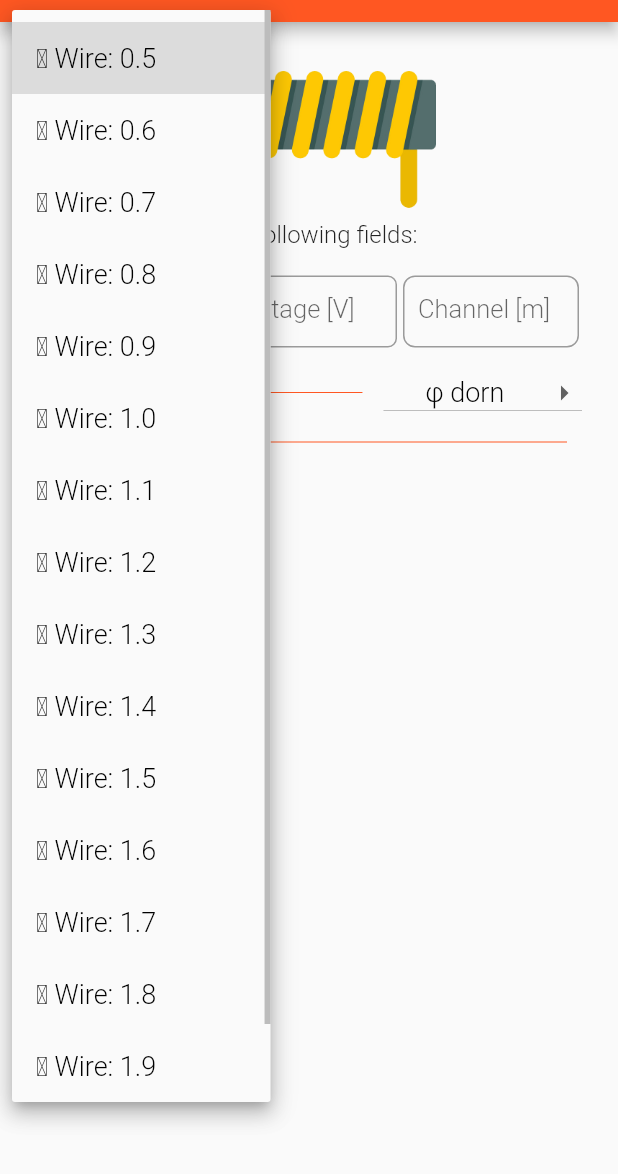
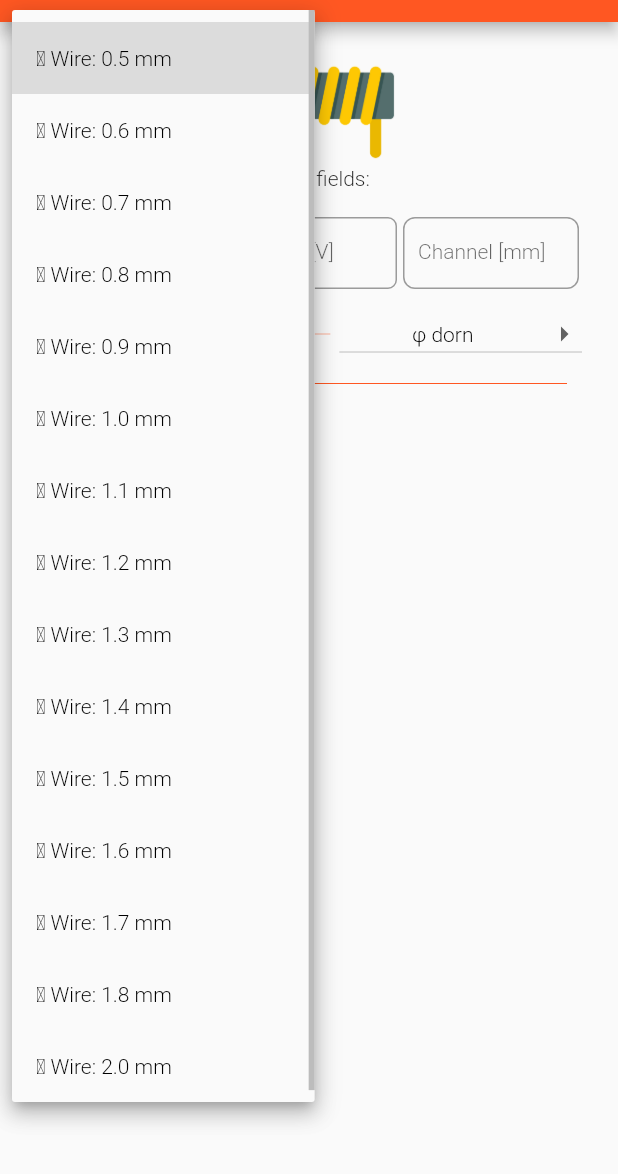
Before and after one commit to david0f/sthe-resistance-calculator, a Flutter app: the screen it shows after launch, after a tap on an icon or button, on a phone screen of 412 x 824 dp, the part 62-1236 px from its top. Run offline on Flutter 3.47's test engine with Material 2 defaults, Android fonts, the phone set to English and light mode, and no system bars; Roboto replaces fonts that are missing (Montserrat, Poppins).

Commit message:
#2 #5 added price row + layout optimizations

```diff
--- a/lib/main.dart
+++ b/lib/main.dart
@@ -32,8 +32,11 @@ class MyApp extends StatelessWidget {
 class DiameterResistanceModel {
   double diameter;
   double resistance;
+  double weight;
+  double surfaceArea;
 
-  DiameterResistanceModel({this.diameter, this.resistance});
+  DiameterResistanceModel(
+      {this.diameter, this.resistance, this.weight, this.surfaceArea});
 }
 
 class MyTextInput extends StatefulWidget {
@@ -58,6 +61,9 @@ class MyTextInputState extends State<MyTextInput> {
   double roundedCoilLength;
 
   double wireStep;
+  double wireStepAndDiameter;
+
+  double surfaceLoad;
 
   double roundFactor;
 
@@ -66,22 +72,21 @@ class MyTextInputState extends State<MyTextInput> {
   var _channelController = TextEditingController();
 
   List<DiameterResistanceModel> _diameterResitanceList = [
-    DiameterResistanceModel(diameter: 0.5, resistance: 6.88),
-    DiameterResistanceModel(diameter: 0.6, resistance: 4.77),
-    DiameterResistanceModel(diameter: 0.7, resistance: 3.51),
-    DiameterResistanceModel(diameter: 0.8, resistance: 2.69),
-    DiameterResistanceModel(diameter: 0.9, resistance: 2.12),
-    DiameterResistanceModel(diameter: 1.0, resistance: 1.72),
-    DiameterResistanceModel(diameter: 1.1, resistance: 1.42),
-    DiameterResistanceModel(diameter: 1.2, resistance: 1.19),
-    DiameterResistanceModel(diameter: 1.3, resistance: 1.02),
-    DiameterResistanceModel(diameter: 1.4, resistance: 0.877),
-    DiameterResistanceModel(diameter: 1.5, resistance: 0.764),
-    DiameterResistanceModel(diameter: 1.6, resistance: 0.671),
-    DiameterResistanceModel(diameter: 1.7, resistance: 0.595),
-    DiameterResistanceModel(diameter: 1.8, resistance: 0.531),
-    DiameterResistanceModel(diameter: 1.9, resistance: 0.430),
-    DiameterResistanceModel(diameter: 2.0, resistance: 0.340),
+    DiameterResistanceModel(diameter: 0.5, resistance: 6.88, weight: 1.42),
+    DiameterResistanceModel(diameter: 0.6, resistance: 4.77, weight: 2.05),
+    DiameterResistanceModel(diameter: 0.7, resistance: 3.51, weight: 2.79),
+    DiameterResistanceModel(diameter: 0.8, resistance: 2.69, weight: 3.64),
+    DiameterResistanceModel(diameter: 0.9, resistance: 2.12, weight: 4.6),
+    DiameterResistanceModel(diameter: 1.0, resistance: 1.72, weight: 5.7),
+    DiameterResistanceModel(diameter: 1.1, resistance: 1.42, weight: 6.9),
+    DiameterResistanceModel(diameter: 1.2, resistance: 1.19, weight: 8.2),
+    DiameterResistanceModel(diameter: 1.3, resistance: 1.02, weight: 9.6),
+    DiameterResistanceModel(diameter: 1.4, resistance: 0.877, weight: 11.2),
+    DiameterResistanceModel(diameter: 1.5, resistance: 0.764, weight: 12.8),
+    DiameterResistanceModel(diameter: 1.6, resistance: 0.671, weight: 14.6),
+    DiameterResistanceModel(diameter: 1.7, resistance: 0.595, weight: 16.5),
+    DiameterResistanceModel(diameter: 1.8, resistance: 0.531, weight: 18.4),
+    DiameterResistanceModel(diameter: 2.0, resistance: 0.430, weight: 22.8),
   ];
 
   @override
@@ -166,15 +171,45 @@ class MyTextInputState extends State<MyTextInput> {
   }
 
   String calcStep() {
-    try{
+    try {
       channel = int.parse(_channelController.text);
-    }
-    catch(e){
-
-    }
+    } catch (e) {}
     if (channel != null && roundedCoilLength != null && channel > 10) {
       wireStep = channel / roundedCoilLength;
       return "Step = " + wireStep.toStringAsFixed(2) + " mm";
+    } else {
+      return "";
+    }
+  }
+
+  String calcStepAndDiameter() {
+    if (wireStep != null) {
+      wireStepAndDiameter = wireStep - desiredDiameter;
+      return "- \u2300 = " + wireStepAndDiameter.toStringAsFixed(2) + " mm";
+    } else
+      return "";
+  }
+
+  String calcSurfaceLoad() {
+    if (power != null && roundedCoilLength != null) {
+      surfaceLoad = power / (desiredDiameter * math.pi * wireLength * 10);
+      return "S\u2097\u2092\u2090 = " +
+          surfaceLoad.toStringAsFixed(3) +
+          " W/cm\u00B2";
+    } else {
+      return "";
+    }
+  }
+
+  String calcResPrice() {
+    double price = 110;
+    price /= 1000; //110 lei net
+    if (desiredDiameter != null && wireLength != null) {
+      var weight = _diameterResitanceList
+          .firstWhere((data) => data.diameter == desiredDiameter)
+          .weight;
+      var finalPrice = (wireLength * weight * price) * 1.19 * 2;
+      return "Price = " + finalPrice.toStringAsFixed(2) + " Lei";
     } else {
       return "";
     }
@@ -196,7 +231,7 @@ class MyTextInputState extends State<MyTextInput> {
                         child: new Center(
                       child: Image(
                         image: new AssetImage('assets/heating_element.png'),
-                        width: 180,
+                        width: 120,
                       ),
                     )),
                     new Text(
@@ -204,7 +239,7 @@ class MyTextInputState extends State<MyTextInput> {
                       style: TextStyle(
                           fontFamily: "Montserrat",
                           fontWeight: FontWeight.w300,
-                          fontSize: 16),
+                          fontSize: 14),
                     ),
                     new SizedBox(height: 16),
                     new Row(
@@ -215,7 +250,7 @@ class MyTextInputState extends State<MyTextInput> {
                                 child: TextField(
                                     textAlign: TextAlign.center,
                                     style: TextStyle(
-                                        fontSize: 17,
+                                        fontSize: 14,
                                         fontWeight: FontWeight.w300,
                                         fontFamily: "Poppins",
                                         height: 1),
@@ -240,7 +275,7 @@ class MyTextInputState extends State<MyTextInput> {
                                 child: TextField(
                                   textAlign: TextAlign.center,
                                   style: TextStyle(
-                                      fontSize: 17,
+                                      fontSize: 14,
                                       fontWeight: FontWeight.w300,
                                       fontFamily: "Poppins",
                                       height: 1),
@@ -267,12 +302,12 @@ class MyTextInputState extends State<MyTextInput> {
                                 child: TextField(
                                     textAlign: TextAlign.center,
                                     style: TextStyle(
-                                        fontSize: 17,
+                                        fontSize: 14,
                                         fontWeight: FontWeight.w300,
                                         fontFamily: "Poppins",
                                         height: 1),
                                     decoration: new InputDecoration(
-                                        labelText: "Channel [m]",
+                                        labelText: "Channel [mm]",
                                         contentPadding: EdgeInsets.symmetric(
                                             vertical: 12, horizontal: 10),
                                         border: new OutlineInputBorder(
@@ -306,11 +341,12 @@ class MyTextInputState extends State<MyTextInput> {
                                   .map((data) => DropdownMenuItem<String>(
                                         child: Text(
                                             "\u2300 Wire: " +
-                                                data.diameter.toString(),
+                                                data.diameter.toString() +
+                                                " mm",
                                             style: TextStyle(
                                               fontWeight: FontWeight.w300,
                                               color: Colors.black,
-                                              fontSize: 18,
+                                              fontSize: 14,
                                             )),
                                         value: data.resistance.toString(),
                                       ))
@@ -320,12 +356,23 @@ class MyTextInputState extends State<MyTextInput> {
                                       style: TextStyle(
                                         fontWeight: FontWeight.w300,
                                         color: Colors.black,
-                                        fontSize: 18,
+                                        fontSize: 14,
                                       ))),
                               isExpanded: true,
                               isDense: true,
                             )),
-                        new Expanded(flex:3, child: new Column(mainAxisAlignment: MainAxisAlignment.center, children: <Widget>[new Divider(indent: 14, endIndent: 14, color: Colors.deepOrange)],),),
+                        new Expanded(
+                          flex: 1,
+                          child: new Padding(
+                              padding: EdgeInsets.symmetric(horizontal: 6),
+                              child: new SizedBox(
+                                  width: 100,
+                                  height: 0.3,
+                                  child: DecoratedBox(
+                                    decoration:
+                                        BoxDecoration(color: Colors.deepOrange),
+                                  ))),
+                        ),
                         new Expanded(
                           flex: 4,
                           child: new DropdownButton<String>(
@@ -338,11 +385,14 @@ class MyTextInputState extends State<MyTextInput> {
                             },
                             items: new List<int>.generate(10, (i) => i + 1)
                                 .map((data) => DropdownMenuItem<String>(
-                                      child: Text("\u03C6 dorn: " + data.toString(),
+                                      child: Text(
+                                          "\u03C6 dorn: " +
+                                              data.toString() +
+                                              " mm",
                                           style: TextStyle(
                                             fontWeight: FontWeight.w300,
                                             color: Colors.black,
-                                            fontSize: 18,
+                                            fontSize: 14,
                                           )),
                                       value: data.toString(),
                                     ))
@@ -352,7 +402,7 @@ class MyTextInputState extends State<MyTextInput> {
                                     style: TextStyle(
                                       fontWeight: FontWeight.w300,
                                       color: Colors.black,
-                                      fontSize: 18,
+                                      fontSize: 14,
                                     ))),
                             isExpanded: true,
                             isDense: true,
@@ -376,13 +426,13 @@ class MyTextInputState extends State<MyTextInput> {
                                 style: TextStyle(
                                     fontFamily: "Montserrat",
                                     fontWeight: FontWeight.w300,
-                                    fontSize: 24),
+                                    fontSize: 12),
                               ),
                             )),
                       ],
                     ),
                     new SizedBox(
-                      height: 12,
+                      height: 8,
                     ),
                     new Row(
                       children: <Widget>[
@@ -394,55 +444,65 @@ class MyTextInputState extends State<MyTextInput> {
                                 style: TextStyle(
                                     fontFamily: "Montserrat",
                                     fontWeight: FontWeight.w300,
-                                    fontSize: 24),
+                                    fontSize: 12),
                               ),
                             )),
                       ],
                     ),
                     new SizedBox(
-                      height: 12,
+                      height: 8,
                     ),
                     new Text(
                       (calcSpireLength()),
                       style:
-                          TextStyle(fontSize: 24, fontWeight: FontWeight.w300),
+                          TextStyle(fontSize: 12, fontWeight: FontWeight.w300),
                     ),
                     new SizedBox(
-                      height: 12,
+                      height: 8,
                     ),
                     new Text((calcNumOfSpires()),
                         style: TextStyle(
-                            fontSize: 24, fontWeight: FontWeight.w300)),
+                            fontSize: 12, fontWeight: FontWeight.w300)),
                     new SizedBox(
-                      height: 12,
+                      height: 8,
                     ),
                     new Row(
                       mainAxisAlignment: MainAxisAlignment.spaceBetween,
                       children: <Widget>[
                         new Text((calcNumOfCoils()),
                             style: TextStyle(
-                                fontSize: 24, fontWeight: FontWeight.w300)),
+                                fontSize: 12, fontWeight: FontWeight.w300)),
                         new Text(calcRoundedNumOfCoils(),
                             style: TextStyle(
-                                fontSize: 24, fontWeight: FontWeight.w300))
+                                fontSize: 12, fontWeight: FontWeight.w300))
                       ],
                     ),
                     new SizedBox(
-                      height: 12,
+                      height: 8,
                     ),
                     Row(
+                      mainAxisAlignment: MainAxisAlignment.spaceBetween,
                       children: <Widget>[
                         new Text(calcStep(),
                             style: TextStyle(
-                                fontSize: 24, fontWeight: FontWeight.w300)),
+                                fontSize: 12, fontWeight: FontWeight.w300)),
+                        new Text(calcStepAndDiameter(),
+                            style: TextStyle(
+                                fontSize: 12, fontWeight: FontWeight.w300)),
                       ],
                     ),
                     new SizedBox(
-                      height: 12,
+                      height: 8,
                     ),
-                    new Text("123",
+                    new Text(calcSurfaceLoad(),
                         style: TextStyle(
-                            fontSize: 24, fontWeight: FontWeight.w300)),
+                            fontSize: 12, fontWeight: FontWeight.w300)),
+                    new SizedBox(
+                      height: 8,
+                    ),
+                    new Text(calcResPrice(),
+                        style: TextStyle(
+                            fontSize: 12, fontWeight: FontWeight.w300)),
                   ],
                 ))));
   }
```
